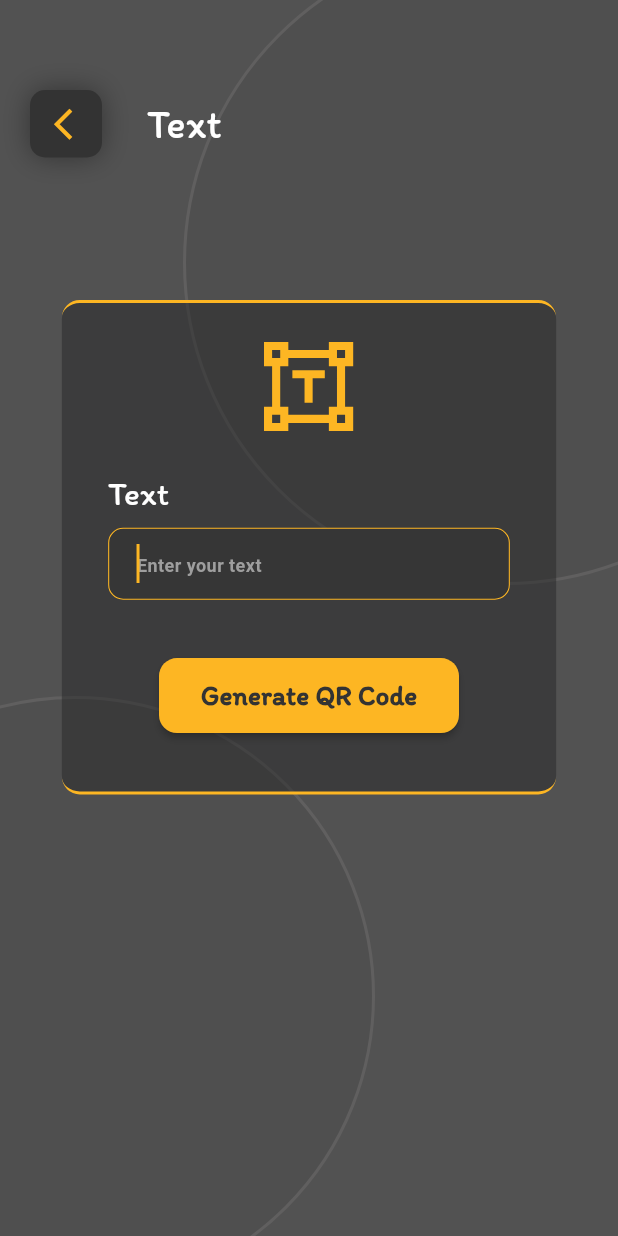
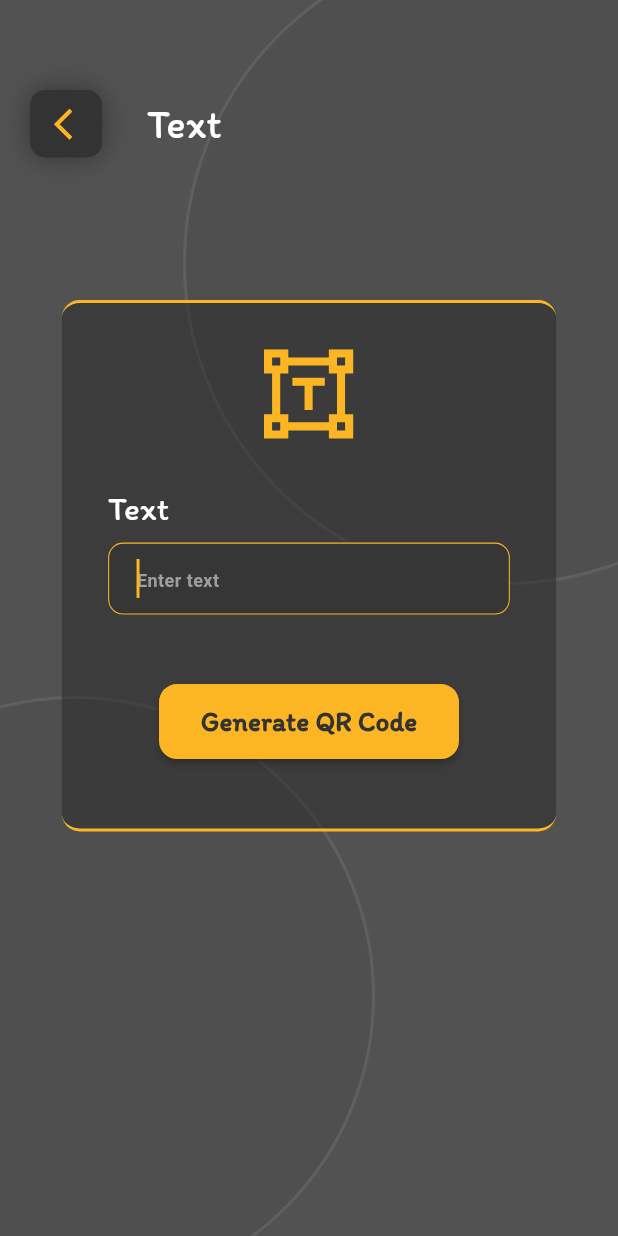
Before and after one commit to AhmedAbdelgawadHassan/Qr_Code-App, a Flutter app: the TextcardView screen opened by its route, on a phone screen of 412 x 824 dp. Run offline on Flutter 3.47's test engine with Material 3 defaults, Android fonts, the phone set to English and light mode, and no system bars; our stand-ins replace flutter_svg, go_router; Roboto replaces fonts that are missing (Arial).

```diff
--- a/qr_code/lib/Features/Generate_Qr/Presentation/Views/Textcard_View.dart
+++ b/qr_code/lib/Features/Generate_Qr/Presentation/Views/Textcard_View.dart
@@ -1,6 +1,7 @@
 import 'package:flutter/material.dart';
 import 'package:qr_code/Core/Helpers/BuildCircle_Method.dart';
 import 'package:qr_code/Core/Widgets/CustomAppBarCard.dart';
+import 'package:qr_code/Core/utils/App_Assets.dart';
 import 'package:qr_code/Features/Generate_Qr/Presentation/Views/Widgets/TextFieldCard_Container.dart';
 
 class TextcardView extends StatelessWidget {
@@ -38,7 +39,7 @@ class TextcardView extends StatelessWidget {
               ),
               Positioned(
                 top: 200,
-                child: TextfieldcardContainer(),
+                child: TextfieldcardContainer(label: "Text", hintText: "Enter text", maxLines: 1, GenerateQr_Onpressed: (){}, image: AppAssets.TextIcone1)
               ),
             ],
           ),
--- a/qr_code/lib/Features/Generate_Qr/Presentation/Views/Widgets/TextFieldCard_Container.dart
+++ b/qr_code/lib/Features/Generate_Qr/Presentation/Views/Widgets/TextFieldCard_Container.dart
@@ -1,12 +1,19 @@
+// ignore_for_file: unnecessary_string_interpolations
+
 import 'package:flutter/material.dart';
 import 'package:flutter_svg/svg.dart';
-import 'package:qr_code/Core/Utils/App_Assets.dart';
 import 'package:qr_code/Core/Utils/App_Colors.dart';
 import 'package:qr_code/Features/Generate_Qr/Presentation/Views/Widgets/GenerateQr_Buttom.dart';
 import 'package:qr_code/Features/Generate_Qr/Presentation/Views/Widgets/customTextFormField.dart';
 
 class TextfieldcardContainer extends StatelessWidget {
-  const TextfieldcardContainer({super.key});
+  const TextfieldcardContainer({super.key, required this.label, required this.hintText,required  this.maxLines,  this.ScreenRatio=0.65, required this.GenerateQr_Onpressed, required this.image});
+  final String label ;
+  final String hintText;
+  final int maxLines;
+  final double ScreenRatio;
+  final VoidCallback GenerateQr_Onpressed;
+  final String image;
 
   @override
   Widget build(BuildContext context) {
@@ -14,7 +21,7 @@ class TextfieldcardContainer extends StatelessWidget {
     var heightScreen = MediaQuery.of(context).size.height;
     return Container(
       width: widthScreen * 0.8,
-      height: heightScreen * 0.4,
+      height: heightScreen * 0.43,
       decoration: BoxDecoration(
         color: Color.fromARGB(128, 39, 39, 40),
         borderRadius: BorderRadius.circular(12),
@@ -25,12 +32,11 @@ class TextfieldcardContainer extends StatelessWidget {
       child: Column(
         children: [
           Spacer(flex: 2,),
-          SvgPicture.asset(AppAssets.TextIcone1,height: 60,),
+          SvgPicture.asset(image,height: 60,),
           Spacer(flex: 2,),
-          Customtextformfield(label: "Text", hintText: "Enter your text", maxLines: 1,ScreenRatio: 0.65,),
+          Customtextformfield(label: "$label", hintText: "$hintText", maxLines: maxLines,ScreenRatio: ScreenRatio,),
           Spacer(flex: 3,),
-          GenerateqrButtom(onpressed: (){}),
-
+          GenerateqrButtom(onpressed: GenerateQr_Onpressed,),
           Spacer(flex: 3,)
 
         ],
```
Also changed, not shown: qr_code/lib/Features/Generate_Qr/Presentation/Views/WebsiteCard_View.dart (+41 -1 lines).
